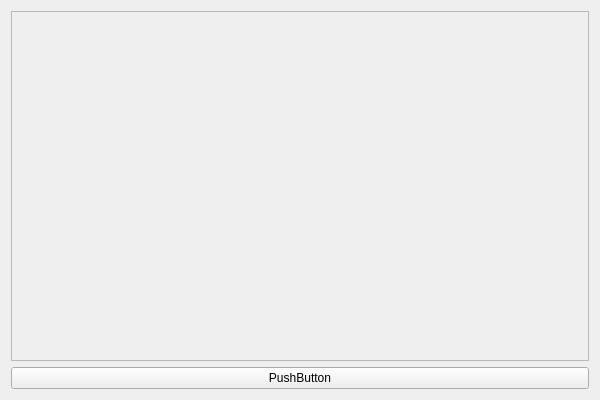
Above: Qt4HCNetSDKDemo/Qt4HCNetSDKDemo.ui from wbt165/Qt4HCNetSDKDemo before the change. Below: the same form after it.
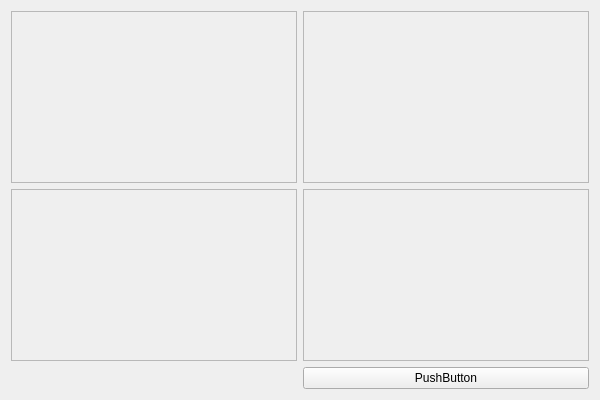
That is the form after the change.

```diff
--- a/Qt4HCNetSDKDemo/Qt4HCNetSDKDemo.ui
+++ b/Qt4HCNetSDKDemo/Qt4HCNetSDKDemo.ui
@@ -14,17 +14,47 @@
    <string>Qt4HCNetSDKDemo</string>
   </property>
   <layout class="QGridLayout" name="gridLayout">
-   <item row="0" column="0">
-    <widget class="QFrame" name="frameRealPlay">
-     <property name="frameShape">
-      <enum>QFrame::StyledPanel</enum>
-     </property>
-     <property name="frameShadow">
-      <enum>QFrame::Raised</enum>
-     </property>
-    </widget>
-   </item>
    <item row="1" column="0">
+    <widget class="QFrame" name="frame2">
+     <property name="frameShape">
+      <enum>QFrame::StyledPanel</enum>
+     </property>
+     <property name="frameShadow">
+      <enum>QFrame::Raised</enum>
+     </property>
+    </widget>
+   </item>
+   <item row="1" column="1">
+    <widget class="QFrame" name="frame3">
+     <property name="frameShape">
+      <enum>QFrame::StyledPanel</enum>
+     </property>
+     <property name="frameShadow">
+      <enum>QFrame::Raised</enum>
+     </property>
+    </widget>
+   </item>
+   <item row="0" column="1">
+    <widget class="QFrame" name="frame1">
+     <property name="frameShape">
+      <enum>QFrame::StyledPanel</enum>
+     </property>
+     <property name="frameShadow">
+      <enum>QFrame::Raised</enum>
+     </property>
+    </widget>
+   </item>
+   <item row="0" column="0">
+    <widget class="QFrame" name="frame0">
+     <property name="frameShape">
+      <enum>QFrame::StyledPanel</enum>
+     </property>
+     <property name="frameShadow">
+      <enum>QFrame::Raised</enum>
+     </property>
+    </widget>
+   </item>
+   <item row="2" column="1">
     <widget class="QPushButton" name="pushButton">
      <property name="text">
       <string>PushButton</string>
```
Left out of the diff: 4 changed lines with no effect on the pictures.
